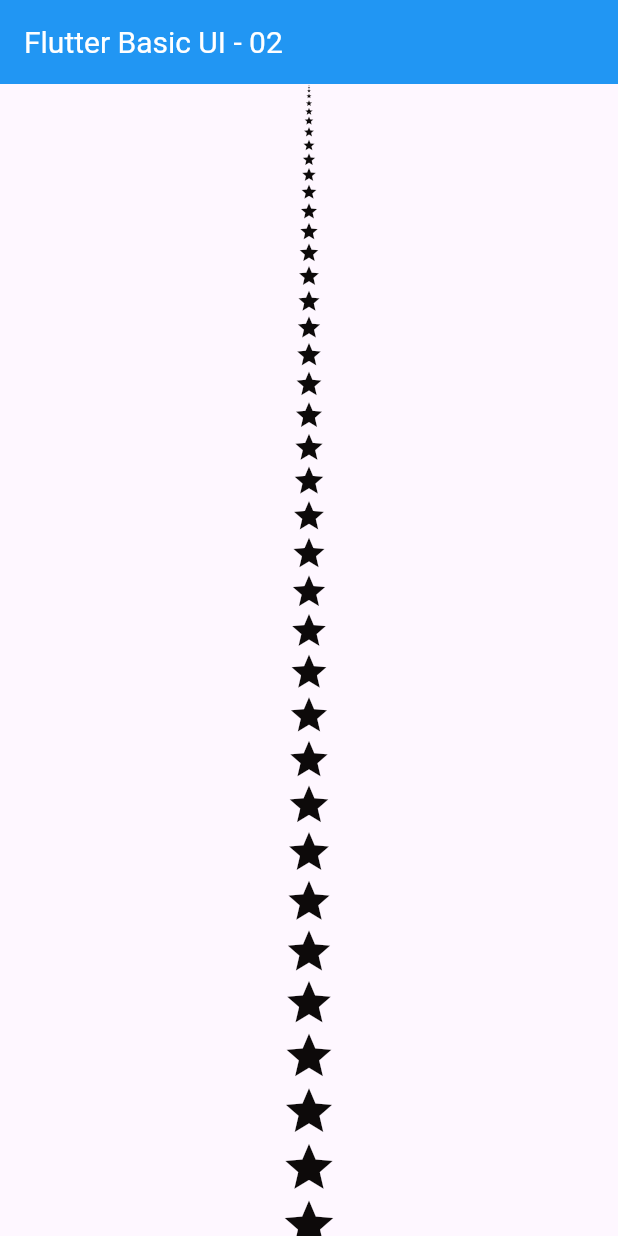
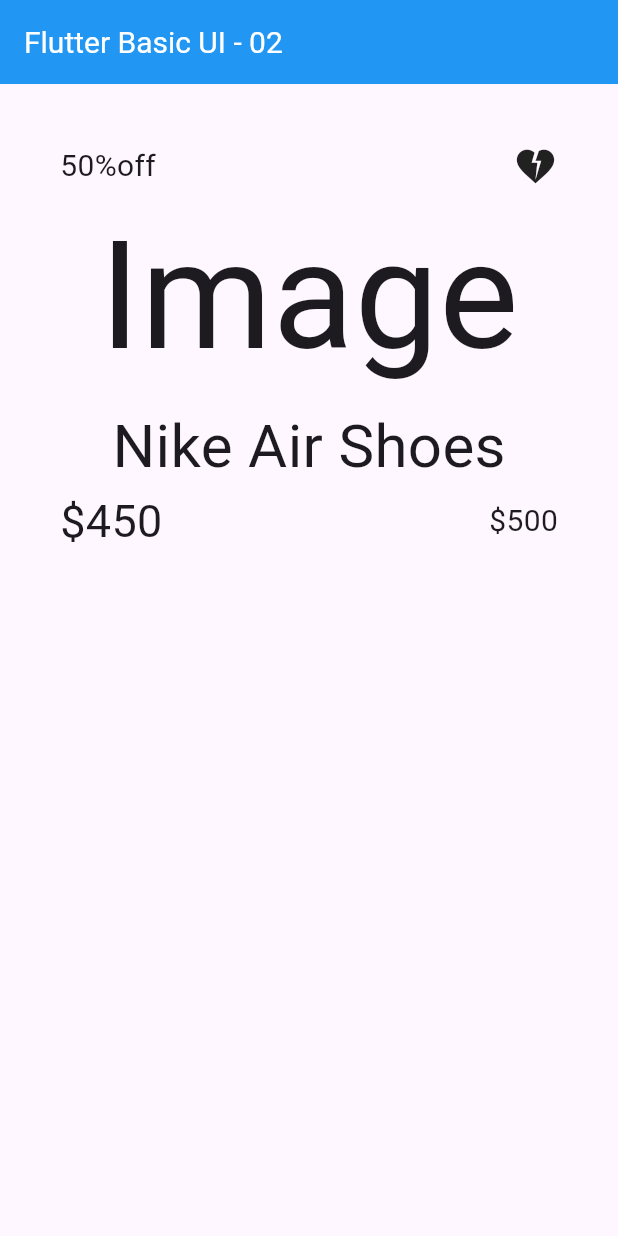
Before and after one commit to Noman5713/flutter_application_3, a Flutter app: the screen it shows after launch, on a phone screen of 412 x 824 dp. Run offline on Flutter 3.47's test engine with Material 3 defaults, Android fonts, the phone set to English and light mode, and no system bars.

Commit message:
last task

```diff
--- a/lib/main.dart
+++ b/lib/main.dart
@@ -19,25 +19,67 @@ class App extends StatelessWidget {
               fontSize: 20,
             ),
           ),
-          body: SingleChildScrollView(
-            scrollDirection: Axis.vertical,
-            child: Container(
-              //height: 600,
-              width: 600,
+          // body: SingleChildScrollView(
+          //   scrollDirection: Axis.vertical,
+          //   child: Container(
+          //     //height: 600,
+          //     width: 600,
+          //     child: Column(
+          //       mainAxisAlignment: MainAxisAlignment.spaceEvenly,
+          //       crossAxisAlignment: CrossAxisAlignment.center,
+          //       children: List.generate(
+          //         100,
+          //         (index) => Icon(
+          //           Icons.star,
+          //           color: const Color.fromARGB(255, 13, 10, 10),
+          //           size: index.toDouble(),
+          //         ),
+          //       ),
+          //     ),
+          //   ),
+          // ),
+          body: Container(
+            margin: EdgeInsets.all(20),
+            padding: EdgeInsets.all(20),
             child: Column(
-                mainAxisAlignment: MainAxisAlignment.spaceEvenly,
-                crossAxisAlignment: CrossAxisAlignment.center,
-                children: List.generate(
-                  100,
-                  (index) => Icon(
-                    Icons.star,
-                    color: const Color.fromARGB(255, 13, 10, 10),
-                    size: index.toDouble(),
+              children: [
+                Row(
+                  mainAxisAlignment: MainAxisAlignment.spaceBetween,
+                  children: [
+                    Text(
+                      "50%off",
+                      style: TextStyle(fontSize: 20),
                     ),
+                    Icon(
+                      Icons.heart_broken,
+                      size: 30,
+                    )
+                  ],
                 ),
+                Text(
+                  "Image",
+                  style: TextStyle(fontSize: 100),
                 ),
+                Text(
+                  "Nike Air Shoes",
+                  style: TextStyle(fontSize: 40),
                 ),
+                Row(
+                  mainAxisAlignment: MainAxisAlignment.spaceBetween,
+                  children: [
+                    Text(
+                      "\$450",
+                      style: TextStyle(fontSize: 30),
                     ),
-        ));
+                    Text(
+                      "\$500",
+                      style: TextStyle(fontSize: 20),
+                    )
+                  ],
+                )
+              ],
+            ),
+          )),
+    );
   }
 }
```
Also changed, not shown: asset/img/test.png (added). Lines whose indentation alone changed are shown as unchanged.
